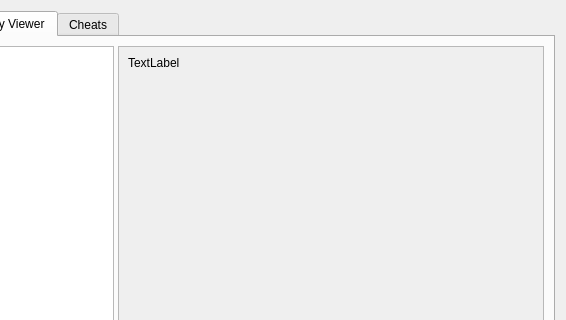
Qt form src/platform/qt/tmc/EntityView.ui (octorock/mgba) before a commit; both pictures show x 164 to 730 and y 0 to 320 of the 730 by 687 pixel window.
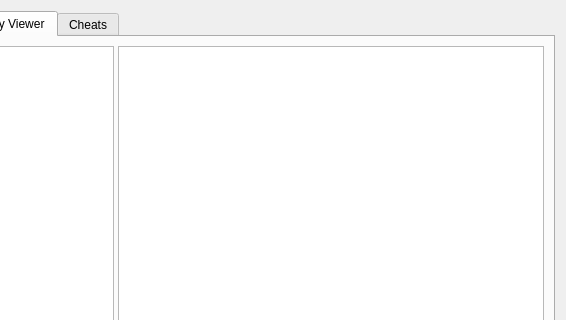
The same form after that commit. The open tabs and pages were chosen to show the change.

Commit message: Show details in tree view and add ability to edit them

```diff
--- a/src/platform/qt/tmc/EntityView.ui
+++ b/src/platform/qt/tmc/EntityView.ui
@@ -126,57 +126,13 @@
            </sizepolicy>
           </property>
          </widget>
-         <widget class="QScrollArea" name="scrollArea_2">
+         <widget class="QTreeView" name="treeViewMemoryDetails">
           <property name="sizePolicy">
            <sizepolicy hsizetype="Expanding" vsizetype="Expanding">
             <horstretch>1</horstretch>
             <verstretch>0</verstretch>
            </sizepolicy>
           </property>
-          <property name="widgetResizable">
-           <bool>true</bool>
-          </property>
-          <widget class="QWidget" name="scrollAreaWidgetContents_2">
-           <property name="geometry">
-            <rect>
-             <x>0</x>
-             <y>0</y>
-             <width>428</width>
-             <height>591</height>
-            </rect>
-           </property>
-           <layout class="QVBoxLayout" name="verticalLayout_5">
-            <item>
-             <widget class="QLabel" name="labelMemory">
-              <property name="sizePolicy">
-               <sizepolicy hsizetype="Preferred" vsizetype="Preferred">
-                <horstretch>0</horstretch>
-                <verstretch>0</verstretch>
-               </sizepolicy>
-              </property>
-              <property name="text">
-               <string>TextLabel</string>
-              </property>
-              <property name="textInteractionFlags">
-               <set>Qt::LinksAccessibleByMouse|Qt::TextSelectableByMouse</set>
-              </property>
-             </widget>
-            </item>
-            <item>
-             <spacer name="verticalSpacer_3">
-              <property name="orientation">
-               <enum>Qt::Vertical</enum>
-              </property>
-              <property name="sizeHint" stdset="0">
-               <size>
-                <width>20</width>
-                <height>40</height>
-               </size>
-              </property>
-             </spacer>
-            </item>
-           </layout>
-          </widget>
          </widget>
         </widget>
        </item>
```
Left out of the diff: 42 changed lines with no effect on the pictures. The commit also changes 7 other files.
